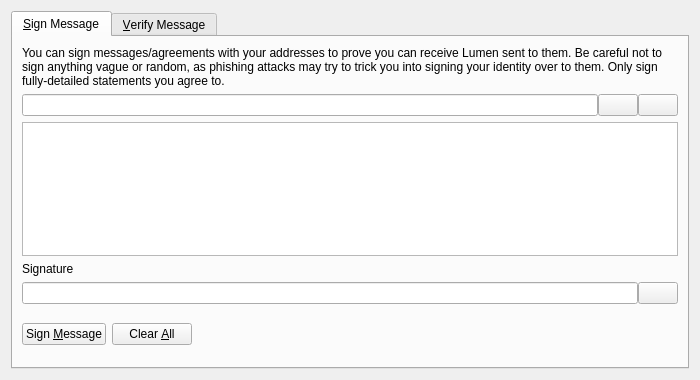
Old version of the form src/qt/forms/signverifymessagedialog.ui in the repository we-conceived-the/oracle.
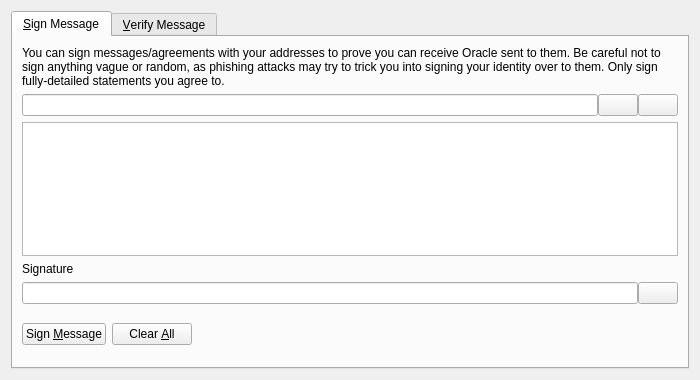
New version of the form. Custom widgets are drawn as their Qt base class.

Diff of the .ui file:
```diff
--- a/src/qt/forms/signverifymessagedialog.ui
+++ b/src/qt/forms/signverifymessagedialog.ui
@@ -30,7 +30,7 @@
        <item>
         <widget class="QLabel" name="infoLabel_SM">
          <property name="text">
-          <string>You can sign messages/agreements with your addresses to prove you can receive Lumen sent to them. Be careful not to sign anything vague or random, as phishing attacks may try to trick you into signing your identity over to them. Only sign fully-detailed statements you agree to.</string>
+          <string>You can sign messages/agreements with your addresses to prove you can receive Oracle sent to them. Be careful not to sign anything vague or random, as phishing attacks may try to trick you into signing your identity over to them. Only sign fully-detailed statements you agree to.</string>
          </property>
          <property name="textFormat">
           <enum>Qt::PlainText</enum>
```
Left out of the diff: 10 changed lines with no effect on the pictures.
